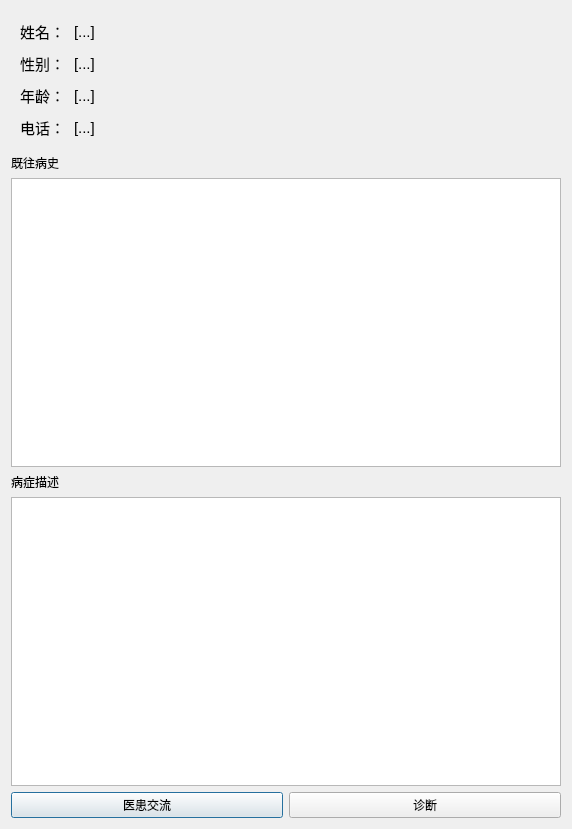
Old version of the form code/doctor/patientinfo.ui in the repository laonuo2004/cpp-qt-medical-system.
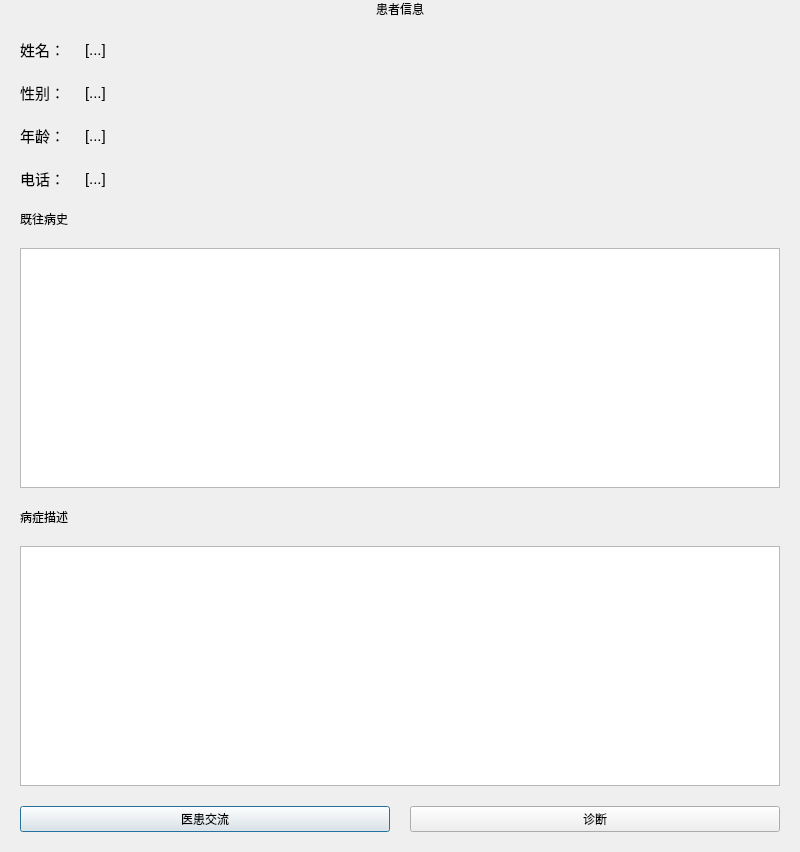
New version of the form. Icons and pictures are not drawn.

```diff
--- a/code/doctor/patientinfo.ui
+++ b/code/doctor/patientinfo.ui
@@ -6,35 +6,63 @@
    <rect>
     <x>0</x>
     <y>0</y>
-    <width>572</width>
-    <height>829</height>
+    <width>800</width>
+    <height>852</height>
    </rect>
   </property>
   <property name="windowTitle">
    <string>病患详细信息</string>
   </property>
   <layout class="QVBoxLayout" name="verticalLayout">
+   <property name="spacing">
+    <number>20</number>
+   </property>
+   <property name="leftMargin">
+    <number>20</number>
+   </property>
+   <property name="topMargin">
+    <number>0</number>
+   </property>
+   <property name="rightMargin">
+    <number>20</number>
+   </property>
+   <property name="bottomMargin">
+    <number>20</number>
+   </property>
+   <item>
+    <widget class="QLabel" name="HeaderLabel">
+     <property name="text">
+      <string>患者信息</string>
+     </property>
+     <property name="alignment">
+      <set>Qt::AlignCenter</set>
+     </property>
+    </widget>
+   </item>
    <item>
     <layout class="QHBoxLayout" name="horizontalLayout_2">
      <item>
       <layout class="QFormLayout" name="formLayout">
+       <property name="formAlignment">
+        <set>Qt::AlignLeading|Qt::AlignLeft|Qt::AlignVCenter</set>
+       </property>
        <property name="horizontalSpacing">
-        <number>9</number>
+        <number>20</number>
        </property>
        <property name="verticalSpacing">
-        <number>9</number>
+        <number>20</number>
        </property>
        <property name="leftMargin">
-        <number>9</number>
+        <number>0</number>
        </property>
        <property name="topMargin">
-        <number>9</number>
+        <number>0</number>
        </property>
        <property name="rightMargin">
-        <number>9</number>
+        <number>0</number>
        </property>
        <property name="bottomMargin">
-        <number>9</number>
+        <number>0</number>
        </property>
        <item row="0" column="0">
         <widget class="QLabel" name="label">
```
